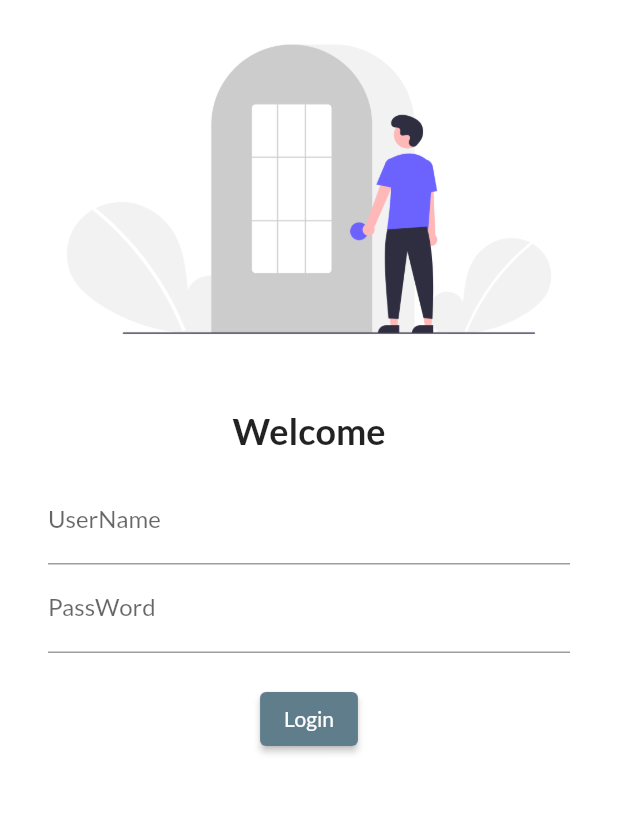
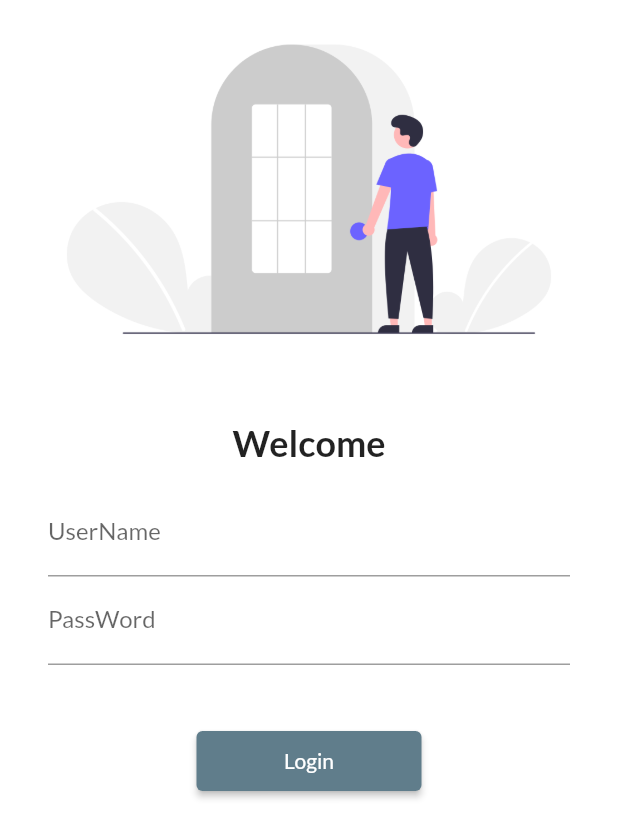
Before and after one commit to xanyl/flutter_category_app, a Flutter app: the screen it shows after launch, on a phone screen of 412 x 824 dp. Shown: the top 838 px of the screen. Run offline on Flutter 3.47's test engine with Material 2 defaults, Android fonts, the phone set to English and light mode, and no system bars; our stand-ins replace google_fonts; missing offline and left inert: dart:ffi.

Commit message:
Day 5 Completed

```diff
--- a/lib/main.dart
+++ b/lib/main.dart
@@ -1,6 +1,7 @@
 import 'package:flutter/material.dart';
 import 'package:flutter_application_1/pages/home_page.dart';
 import 'package:flutter_application_1/pages/login_page.dart';
+import 'package:flutter_application_1/utils/routes.dart';
 import 'package:google_fonts/google_fonts.dart';
 
 
@@ -21,14 +22,15 @@ class MyApp extends StatelessWidget {
         fontFamily: GoogleFonts.lato().fontFamily,
         primaryTextTheme: GoogleFonts.latoTextTheme()
       ),
+      // debugShowCheckedModeBanner: false,
       darkTheme: ThemeData(
         brightness: Brightness.dark,
       ),
       initialRoute: "/login",
       routes: {
         "/": (context) => LoginPage(),
-        "/home": (context) => HomePage(),
-        "/login": (context) => LoginPage(),
+        MyRoutes.homeRoute: (context) => HomePage(),
+        MyRoutes.loginRoute: (context) => LoginPage(),
 
 
       },
--- a/lib/pages/login_page.dart
+++ b/lib/pages/login_page.dart
@@ -1,10 +1,14 @@
+import 'dart:ffi';
+
 import 'package:flutter/material.dart';
+import 'package:flutter_application_1/utils/routes.dart';
 
 class LoginPage extends StatelessWidget {
   @override
   Widget build(BuildContext context) {
     return Material(
         color: Colors.white,
+        child: SingleChildScrollView(
           child: Column(
             children: [
               Image.asset(
@@ -12,7 +16,7 @@ class LoginPage extends StatelessWidget {
                 fit: BoxFit.cover,
               ),
               SizedBox(
-              height: 20.0,
+                height: 28.0,
               ),
               Text(
                 "Welcome",
@@ -22,8 +26,8 @@ class LoginPage extends StatelessWidget {
                 ),
               ),
               Padding(
-              padding:
-                  const EdgeInsets.symmetric(vertical: 16.0, horizontal: 32.0),
+                padding: const EdgeInsets.symmetric(
+                    vertical: 16.0, horizontal: 32.0),
                 child: Column(
                   children: [
                     TextFormField(
@@ -36,21 +40,20 @@ class LoginPage extends StatelessWidget {
                           hintText: "Enter PassWord", labelText: "PassWord"),
                     ),
                     SizedBox(
-                    height: 20.0,
+                      height: 40.0,
                     ),
                     ElevatedButton(
                       onPressed: () {
-                      print("Hello World!");
-                      print('Anil, One day you will get all thing you deserved.'
-                      'Car, Big House, lots of property');
+                        Navigator.pushNamed(context, MyRoutes.homeRoute);
                       },
                       child: Text('Login'),
-                    style: TextButton.styleFrom(),
+                      style: TextButton.styleFrom(minimumSize: Size(150, 40)),
                     ),
                   ],
                 ),
               )
             ],
+          ),
         ));
   }
 }
--- /dev/null
+++ b/lib/utils/routes.dart
@@ -0,0 +1,5 @@
+class MyRoutes {
+  static String loginRoute = '/login';
+  static String homeRoute = '/home';
+
+}
```
Also changed, not shown: flutter_01.png (added). Lines whose indentation alone changed are shown as unchanged.
